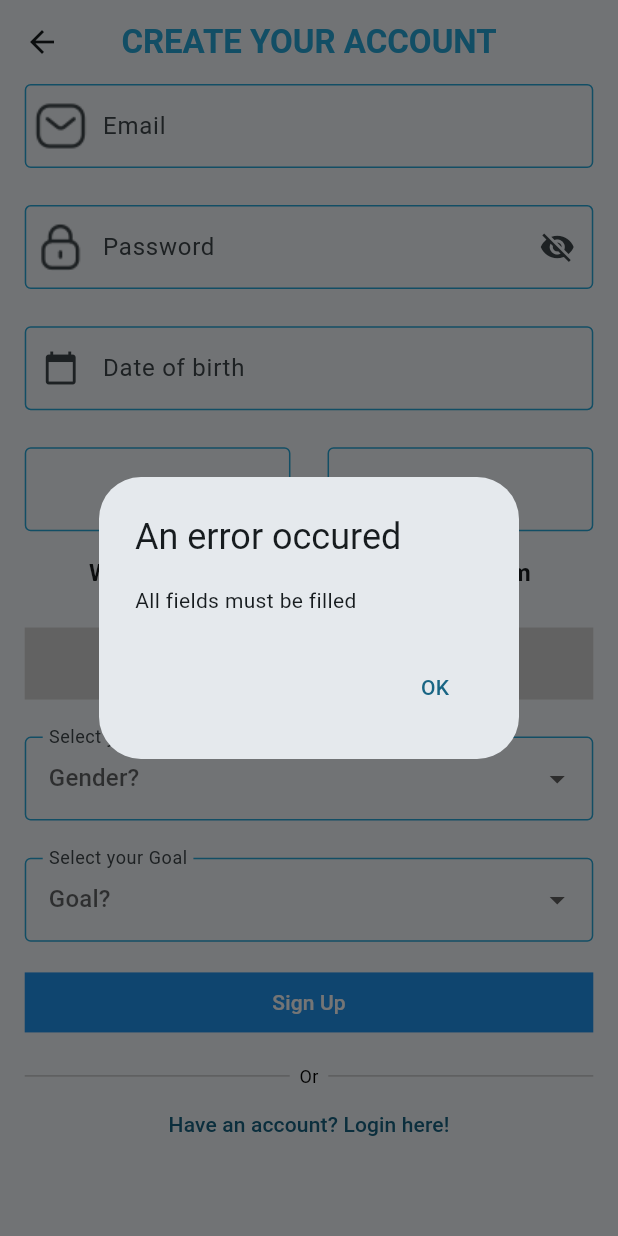
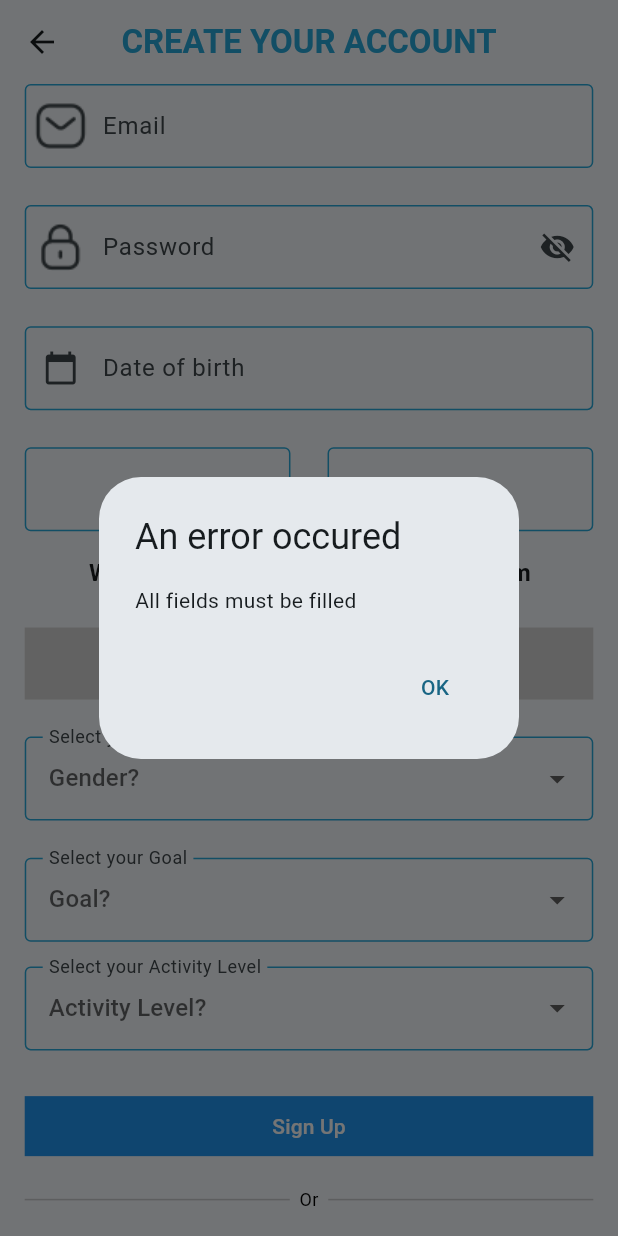
Before and after one commit to mdfirdaussssdev/chatgpt_based_virtual_assistant_for_diet_and_nutrition, a Flutter app: the SignUpView screen opened by its route, after a tap on "Sign Up", on a phone screen of 412 x 824 dp. Run offline on Flutter 3.47's test engine with Material 3 defaults, Android fonts, the phone set to English and light mode, and no system bars; our stand-ins replace cloud_firestore, firebase_auth, firebase_core, flutter_dotenv, flutter_svg, google_sign_in; missing offline and left inert: multiselect; accounts and stored records are empty.

Commit message:
Adding User Activity Level for UserDetails
- Added Maintain Weight in Sign Up View to User Goal in UserDetails (For use in user's calorie intake, and other things such as food nutrition query)

- Made Sign Up page to be more dynamic instead of coding the dropdownmenu in a hard coded way. Introduced list for Gender,Goals, etc

- Added Activity Levels to Sign Up, Also the explanations for the activitylevels.

- Added activity level to UserDetails when signing up, updated cloud_user_details accordingly.

```diff
--- a/lib/services/cloud/cloud_storage_constants.dart
+++ b/lib/services/cloud/cloud_storage_constants.dart
@@ -5,6 +5,7 @@ const diseasesFieldName = 'diseases';
 const dobFieldName = 'date_of_birth';
 const goalFieldName = 'goal';
 const genderFieldName = 'gender';
+const activityLevelFieldName = 'activity_level';
 
 // For foodNutritionQuery
 const foodNutritionQueryResultFieldName = 'food_nutrition_query_result';
--- a/lib/services/cloud/cloud_user_details.dart
+++ b/lib/services/cloud/cloud_user_details.dart
@@ -13,6 +13,7 @@ class CloudUserDetails {
   final List<String> userDiseases;
   final String userGender;
   final String userGoal;
+  final String userActivityLevel;
   const CloudUserDetails({
     required this.documentId,
     required this.ownerUserId,
@@ -22,6 +23,7 @@ class CloudUserDetails {
     required this.userDiseases,
     required this.userGender,
     required this.userGoal,
+    required this.userActivityLevel,
   });
 
   CloudUserDetails.fromSnapshot(
@@ -34,5 +36,6 @@ class CloudUserDetails {
         userDiseases =
             List<String>.from(snapshot.data()[diseasesFieldName] ?? []),
         userGender = snapshot.data()[genderFieldName] as String,
-        userGoal = snapshot.data()[goalFieldName] as String;
+        userGoal = snapshot.data()[goalFieldName] as String,
+        userActivityLevel = snapshot.data()[activityLevelFieldName] as String;
 }
--- a/lib/services/cloud/firebase_cloud_storage.dart
+++ b/lib/services/cloud/firebase_cloud_storage.dart
@@ -33,6 +33,7 @@ class FirebaseCloudStorage {
     required List<String> userDiseases,
     required String userGender,
     required String userGoal,
+    required String userActivityLevel,
   }) async {
     try {
       await userDetails.doc(documentId).update({
@@ -42,6 +43,7 @@ class FirebaseCloudStorage {
         diseasesFieldName: userDiseases,
         genderFieldName: userGender,
         goalFieldName: userGoal,
+        activityLevelFieldName: userActivityLevel,
       });
     } catch (e) {
       throw CouldNotUpdateUserDetailsException();
@@ -74,6 +76,7 @@ class FirebaseCloudStorage {
     required List<String> userDiseases,
     required String userGender,
     required String userGoal,
+    required String userActivityLevel,
   }) async {
     try {
       await userDetails.add({
@@ -84,6 +87,7 @@ class FirebaseCloudStorage {
         diseasesFieldName: userDiseases,
         genderFieldName: userGender,
         goalFieldName: userGoal,
+        activityLevelFieldName: userActivityLevel,
       });
     } catch (e) {
       throw CouldNotCreateUserDetailsException();
--- a/lib/views/sign_up_view.dart
+++ b/lib/views/sign_up_view.dart
@@ -26,9 +26,32 @@ class _SignUpViewState extends State<SignUpView> {
   bool _isPasswordVisible = false;
   String? _selectedGoal;
   String? _selectedGender;
+  String? _selectedActivityLevel;
+  String? _activityLevelExplanation;
+  final List<String> _activityLevels = [
+    'Sedentary',
+    'Lightly Active',
+    'Moderately Active',
+    'Very Active',
+    'Super Active',
+  ];
+
+  final List<String> _genders = [
+    'Male',
+    'Female',
+  ];
+
+  final List<String> _goals = [
+    'Gain Weight',
+    'Lose Weight',
+    'Maintain Weight',
+  ];
 
   // For multiselect
-  final List<String> _listOfDiseases = ['Diabetes', 'High Blood Pressure'];
+  final List<String> _listOfDiseases = [
+    'Diabetes',
+    'High Blood Pressure',
+  ];
   List<String> _selectedValues = [];
   void _onChanged(List<String> selectedValues) {
     setState(() {
@@ -79,6 +102,25 @@ class _SignUpViewState extends State<SignUpView> {
   Widget build(BuildContext context) {
     final screenWidth = MediaQuery.of(context).size.width;
     final screenHeight = MediaQuery.of(context).size.height;
+    // Determine the explanation based on the selected activity level
+    if (_selectedActivityLevel != null) {
+      if (_selectedActivityLevel == 'Sedentary') {
+        _activityLevelExplanation =
+            'Sedentary (little to no exercise)\nExample: Primarily sitting throughout the day with minimal movement.';
+      } else if (_selectedActivityLevel == 'Lightly Active') {
+        _activityLevelExplanation =
+            'Lightly Active (light exercise or sports 1-3 days a week)\nExample: Walking, light jogging, or casual sports activities.';
+      } else if (_selectedActivityLevel == 'Moderately Active') {
+        _activityLevelExplanation =
+            'Moderately Active (moderate exercise/sports 3-5 days a week)\nExample: Regular exercise or physical activity like brisk walking, cycling, or going to the gym a few times a week.';
+      } else if (_selectedActivityLevel == 'Very Active') {
+        _activityLevelExplanation =
+            'Very Active (hard exercise/sports 6-7 days a week)\nExample: Daily intense exercise, such as weight training, running, or playing sports.';
+      } else if (_selectedActivityLevel == 'Super Active') {
+        _activityLevelExplanation =
+            'Super Active (very hard exercise, physical job, or training twice a day)\nExample: Intense daily training or those with very physically demanding jobs, like construction workers or athletes.';
+      }
+    }
 
     return Scaffold(
       appBar: appBar(context),
@@ -103,6 +145,8 @@ class _SignUpViewState extends State<SignUpView> {
               _selectYourGender(),
               SizedBox(height: screenHeight * 0.03),
               _selectYourGoal(),
+              SizedBox(height: screenHeight * 0.02),
+              _selectYourActivityLevel(),
               SizedBox(height: screenHeight * 0.02),
               SizedBox(
                   width: double.infinity,
@@ -164,7 +208,9 @@ class _SignUpViewState extends State<SignUpView> {
             userHeight: int.parse(_height.text),
             userDiseases: _selectedValues,
             userGender: _selectedGender!,
-              userGoal: _selectedGoal!);
+            userGoal: _selectedGoal!,
+            userActivityLevel: _selectedActivityLevel!,
+          );
           await AuthService.firebase().sendEmailVerification();
           if (context.mounted) {
             Navigator.of(context).pushNamed(verifyEmailRoute);
@@ -248,21 +294,19 @@ class _SignUpViewState extends State<SignUpView> {
       children: [
         DropdownButtonFormField<String>(
           value: _selectedGender,
-          hint: const Text('Gender?'),
+          hint: const Text(
+            'Gender?',
+          ),
           decoration: const InputDecoration(
             labelText: 'Select your Gender',
             border: OutlineInputBorder(),
           ),
-          items: const [
-            DropdownMenuItem(
-              value: 'Male',
-              child: Text('Male'),
-            ),
-            DropdownMenuItem(
-              value: 'Female',
-              child: Text('Female'),
-            ),
-          ],
+          items: _genders.map((String gender) {
+            return DropdownMenuItem<String>(
+              value: gender,
+              child: Text(gender),
+            );
+          }).toList(),
           onChanged: (String? newValue) {
             setState(() {
               _selectedGender = newValue;
@@ -284,21 +328,52 @@ class _SignUpViewState extends State<SignUpView> {
             labelText: 'Select your Goal',
             border: OutlineInputBorder(),
           ),
-          items: const [
-            DropdownMenuItem(
-              value: 'Gain Weight',
-              child: Text('Gain Weight'),
-            ),
-            DropdownMenuItem(
-              value: 'Lose Weight',
-              child: Text('Lose Weight'),
-            ),
-          ],
+          items: _goals.map((String goal) {
+            return DropdownMenuItem<String>(
+              value: goal,
+              child: Text(goal),
+            );
+          }).toList(),
           onChanged: (String? newValue) {
             setState(() {
               _selectedGoal = newValue;
             });
           },
+        ),
+      ],
+    );
+  }
+
+  Column _selectYourActivityLevel() {
+    return Column(
+      crossAxisAlignment: CrossAxisAlignment.start,
+      children: [
+        DropdownButtonFormField<String>(
+          value: _selectedActivityLevel,
+          hint: const Text(
+            'Activity Level?',
+          ),
+          decoration: const InputDecoration(
+            labelText: 'Select your Activity Level',
+            border: OutlineInputBorder(),
+          ),
+          items: _activityLevels.map((String level) {
+            return DropdownMenuItem<String>(
+              value: level,
+              child: Text(level),
+            );
+          }).toList(),
+          onChanged: (String? newValue) {
+            setState(() {
+              _selectedActivityLevel = newValue;
+            });
+          },
+        ),
+        const SizedBox(height: 10),
+        if (_activityLevelExplanation != null)
+          Text(
+            _activityLevelExplanation!,
+            style: const TextStyle(fontSize: 14),
           ),
       ],
     );
--- a/lib/views/user_discover_recipes_view.dart
+++ b/lib/views/user_discover_recipes_view.dart
@@ -79,7 +79,7 @@ class _UserDiscoverRecipesViewState extends State<UserDiscoverRecipesView> {
       final CloudUserDetails userDetails =
           await _firebaseCloudService.getUserDetails(ownerUserId: userId);
       setState(() {
-        // Gain Weight || Lose Weight
+        // Gain Weight || Lose Weight || Maintain Weight
         userGoal = userDetails.userGoal;
       });
     } catch (e) {
```
Lines whose indentation alone changed are shown as unchanged.
